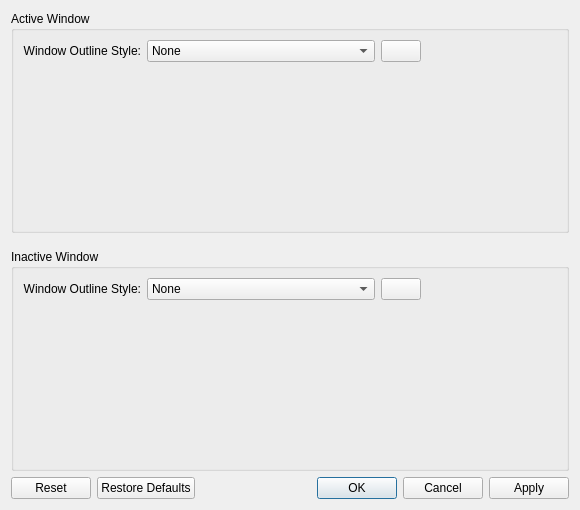
Before: the Qt Designer form kdecoration/config/ui/windowoutlinestyle.ui in paulmcauley/klassy, drawn with Qt 5.
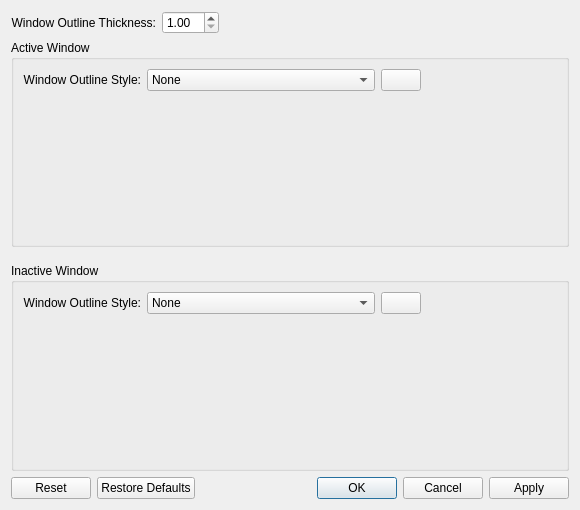
After: the same form once the commit is applied. Icons and pictures are not drawn. Custom widgets are drawn as their Qt base class.

Commit message: Reorganize windeco config UI - nested further with more settings in new windows

What changed in the file:
```diff
--- a/kdecoration/config/ui/windowoutlinestyle.ui
+++ b/kdecoration/config/ui/windowoutlinestyle.ui
@@ -14,6 +14,39 @@
    <string>Dialog</string>
   </property>
   <layout class="QVBoxLayout" name="verticalLayout">
+   <item>
+    <layout class="QFormLayout" name="formLayout_6">
+     <property name="fieldGrowthPolicy">
+      <enum>QFormLayout::FieldsStayAtSizeHint</enum>
+     </property>
+     <item row="1" column="0">
+      <widget class="QLabel" name="label_30">
+       <property name="text">
+        <string>Window Outline Thickness:</string>
+       </property>
+       <property name="alignment">
+        <set>Qt::AlignRight|Qt::AlignTrailing|Qt::AlignVCenter</set>
+       </property>
+       <property name="buddy">
+        <cstring>thinWindowOutlineThickness</cstring>
+       </property>
+      </widget>
+     </item>
+     <item row="1" column="1">
+      <widget class="QDoubleSpinBox" name="thinWindowOutlineThickness">
+       <property name="minimum">
+        <double>1.000000000000000</double>
+       </property>
+       <property name="maximum">
+        <double>10.000000000000000</double>
+       </property>
+       <property name="singleStep">
+        <double>0.050000000000000</double>
+       </property>
+      </widget>
+     </item>
+    </layout>
+   </item>
    <item>
     <widget class="QGroupBox" name="activeWindowGroupBox">
      <property name="title">
```
Left out of the diff: 347 changed lines with no effect on the pictures. The commit also changes 31 other files.
